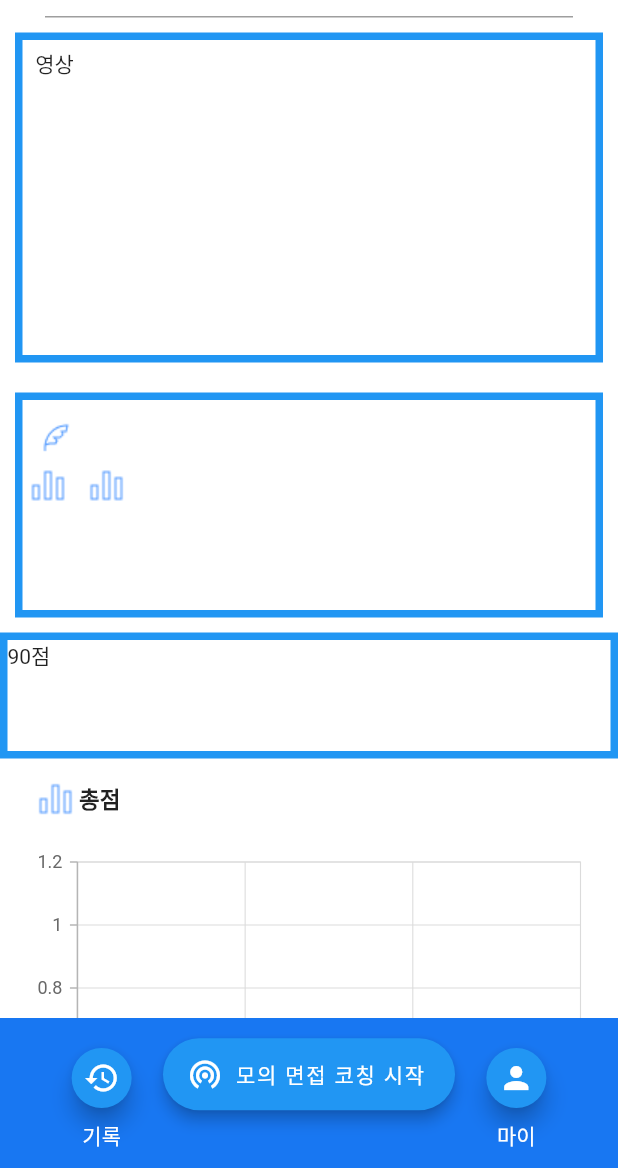
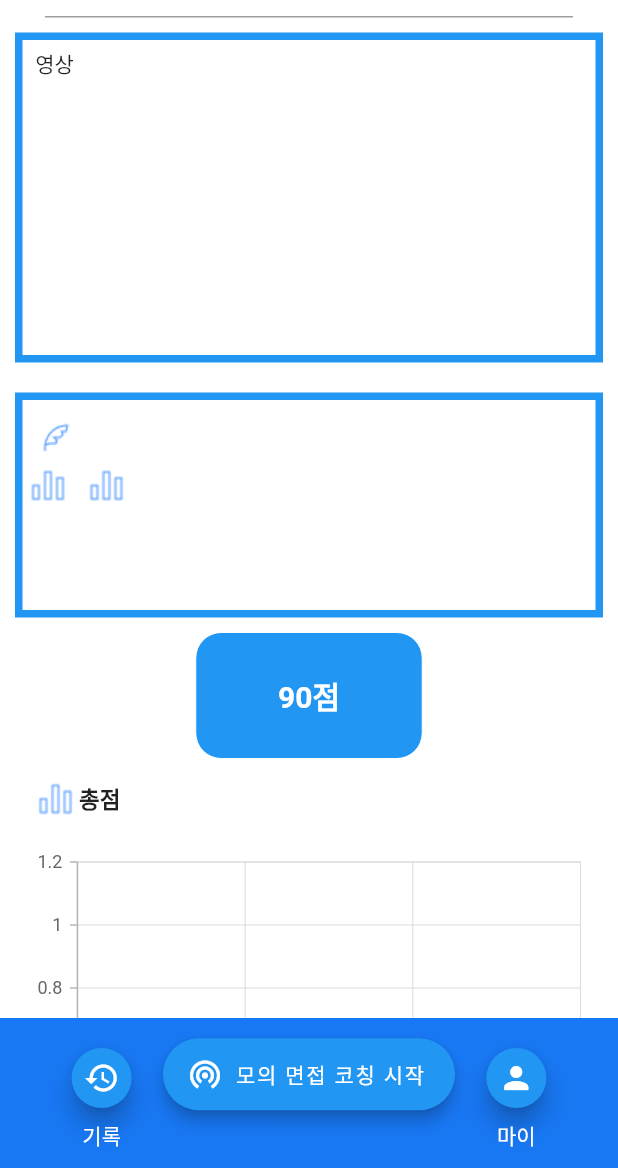
Before and after one commit to Team429/coacheers-frontend, a Flutter app: the recordResultPage screen opened directly with empty values, on a phone screen of 412 x 824 dp, the part 68-1236 px from its top. Run offline on Flutter 3.47's test engine with Material 2 defaults, Android fonts, the phone set to English and light mode, and no system bars; our stand-ins replace camera, syncfusion_flutter_calendar, syncfusion_flutter_charts, syncfusion_flutter_datepicker, video_player; missing offline and left inert: kakao_flutter_sdk, radar_chart; network calls fail.

Commit message:
레이더 차트 수정 및 점수 구현

```diff
--- a/lib/record/result.dart
+++ b/lib/record/result.dart
@@ -14,14 +14,23 @@ class recordResultPage extends StatefulWidget {
   final double face_score;
   final double voice_score;
 
-  recordResultPage({Key? key, required this.id, required this.name, required this.profileURL, required this.companyName, required this.date, required this.total_score, required this.face_score, required this.voice_score}) : super(key: key);
+  recordResultPage(
+      {Key? key,
+      required this.id,
+      required this.name,
+      required this.profileURL,
+      required this.companyName,
+      required this.date,
+      required this.total_score,
+      required this.face_score,
+      required this.voice_score})
+      : super(key: key);
 
   @override
   State<recordResultPage> createState() => _recordResultPageState();
 }
 
 class _recordResultPageState extends State<recordResultPage> {
-
   @override
   Widget build(BuildContext context) {
     bool shouldPop = false;
@@ -37,8 +46,9 @@ class _recordResultPageState extends State<recordResultPage> {
             title: Text(
               "Coacheers",
               style: TextStyle(
-                  color: Colors.black, fontSize: 30, fontWeight: FontWeight.bold
-              ),
+                  color: Colors.black,
+                  fontSize: 30,
+                  fontWeight: FontWeight.bold),
             ),
             centerTitle: true,
             actions: [
@@ -51,8 +61,13 @@ class _recordResultPageState extends State<recordResultPage> {
                 onPressed: () {
                   Navigator.push(
                     context,
-                    MaterialPageRoute(builder: (context) =>
-                        MainFrame(id : widget.id, name: widget.name, profileURL: widget.profileURL, subindex: 2,)),
+                    MaterialPageRoute(
+                        builder: (context) => MainFrame(
+                              id: widget.id,
+                              name: widget.name,
+                              profileURL: widget.profileURL,
+                              subindex: 2,
+                            )),
                   );
                 },
               ),
@@ -93,8 +108,13 @@ class _recordResultPageState extends State<recordResultPage> {
                             onPressed: () {
                               Navigator.pop(
                                   context,
-                                  MaterialPageRoute(builder: (context) =>
-                                      MainFrame(id : widget.id, name: widget.name, profileURL: widget.profileURL,subindex: 0,),
+                                  MaterialPageRoute(
+                                    builder: (context) => MainFrame(
+                                      id: widget.id,
+                                      name: widget.name,
+                                      profileURL: widget.profileURL,
+                                      subindex: 0,
+                                    ),
                                   ));
                             },
                             child: Icon(
@@ -107,19 +127,16 @@ class _recordResultPageState extends State<recordResultPage> {
                           padding: const EdgeInsets.all(8.0),
                           child: Text(
                             "기록",
-                            style: TextStyle(color:Colors.white),
+                            style: TextStyle(color: Colors.white),
                           ),
                         ),
                       ],
-                    )
-                ),
+                    )),
                 Padding(
                   padding: const EdgeInsets.fromLTRB(20, 5, 20, 30),
                   child: FloatingActionButton.extended(
                     elevation: 4.0,
-                    icon: const Icon(
-                        Icons.wifi_tethering
-                    ),
+                    icon: const Icon(Icons.wifi_tethering),
                     heroTag: "coaching start",
                     label: Text("모의 면접 코칭 시작"),
                     onPressed: () {
@@ -139,9 +156,13 @@ class _recordResultPageState extends State<recordResultPage> {
                           onPressed: () {
                             Navigator.push(
                                 context,
-                                MaterialPageRoute(builder: (context) =>
-                                    MainFrame(id :widget.id, name: widget.name, profileURL: widget.profileURL,subindex: 1,)
-                                ));
+                                MaterialPageRoute(
+                                    builder: (context) => MainFrame(
+                                          id: widget.id,
+                                          name: widget.name,
+                                          profileURL: widget.profileURL,
+                                          subindex: 1,
+                                        )));
                           },
                           child: Icon(
                             Icons.person,
@@ -162,8 +183,7 @@ class _recordResultPageState extends State<recordResultPage> {
               ],
             ),
           ),
-        )
-    );
+        ));
   }
 
   CoachingButtonDialog(context) {
@@ -199,8 +219,11 @@ class _recordResultPageState extends State<recordResultPage> {
                     Navigator.pop(context);
                     Navigator.push(
                       context,
-                      MaterialPageRoute(builder: (context) =>
-                          CamerademoPage(id : widget. id, name: widget.name, profileURL: widget.profileURL)),
+                      MaterialPageRoute(
+                          builder: (context) => CamerademoPage(
+                              id: widget.id,
+                              name: widget.name,
+                              profileURL: widget.profileURL)),
                     );
                   },
                 ),
@@ -255,7 +278,6 @@ class _recordResultPageState extends State<recordResultPage> {
           border: Border.all(
             color: Colors.blue,
             width: 5,
-
           )),
       child: Padding(
         padding: const EdgeInsets.fromLTRB(0, 0, 0, 0),
@@ -266,13 +288,10 @@ class _recordResultPageState extends State<recordResultPage> {
               children: [
                 Image(image: AssetImage('assets/feather.png'), width: 34),
                 Container(
-
                   child: Text(
                     ' ${widget.companyName}',
-                    style:
-                    TextStyle(fontWeight: FontWeight.bold, fontSize: 34),
+                    style: TextStyle(fontWeight: FontWeight.bold, fontSize: 34),
                   ),
-
                 ),
               ],
             ),
@@ -285,8 +304,8 @@ class _recordResultPageState extends State<recordResultPage> {
                     Container(
                       child: Text(
                         ' ${widget.date}',
-                        style:
-                        TextStyle(fontWeight: FontWeight.bold, fontSize: 20),
+                        style: TextStyle(
+                            fontWeight: FontWeight.bold, fontSize: 20),
                       ),
                     ),
                   ],
@@ -299,8 +318,8 @@ class _recordResultPageState extends State<recordResultPage> {
                       Container(
                         child: Text(
                           ' ${widget.date}',
-                          style:
-                          TextStyle(fontWeight: FontWeight.bold, fontSize: 20),
+                          style: TextStyle(
+                              fontWeight: FontWeight.bold, fontSize: 20),
                         ),
                       ),
                     ],
@@ -315,16 +334,25 @@ class _recordResultPageState extends State<recordResultPage> {
   }
 
   Widget score() {
-    return Container(
+    return Center(
+      child: Container(
         width: 151,
         height: 84,
         decoration: BoxDecoration(
+            borderRadius: BorderRadius.circular(17),
+            color: Colors.blue,
+            border: Border.all(
               color: Colors.white,
-          border: Border.all(
-            color: Colors.blue,
-            width: 5,
+              width: 0,
             )),
-      child: Text("90점"),
+        child: Center(
+          child: Text(
+            "90점",
+            style: TextStyle(
+                color: Colors.white, fontWeight: FontWeight.bold, fontSize: 20),
+          ),
+        ),
+      ),
     );
   }
 
@@ -351,7 +379,8 @@ class _recordResultPageState extends State<recordResultPage> {
               ],
             ),
           ),
-          RecordBarchart(widget.total_score, widget.face_score, widget.voice_score)
+          RecordBarchart(
+              widget.total_score, widget.face_score, widget.voice_score)
         ],
       ),
     );
@@ -495,7 +524,6 @@ class _recordResultPageState extends State<recordResultPage> {
                 //     ],
                 //   ),
                 // ),
-
               ],
             ),
           ),
--- a/pubspec.yaml
+++ b/pubspec.yaml
@@ -60,7 +60,6 @@ dependencies:
   # The following adds the Cupertino Icons font to your application.
   # Use with the CupertinoIcons class for iOS style icons.
   cupertino_icons: ^1.0.2
-  flutter_radar_chart: ^0.2.1
 
 dev_dependencies:
   flutter_test:
```
Also changed, not shown: lib/component/graph/raderchart.dart (+18 -68 lines), lib/record/recordPage.dart (+7 -5 lines), pubspec.lock. Lines whose indentation alone changed are shown as unchanged.
